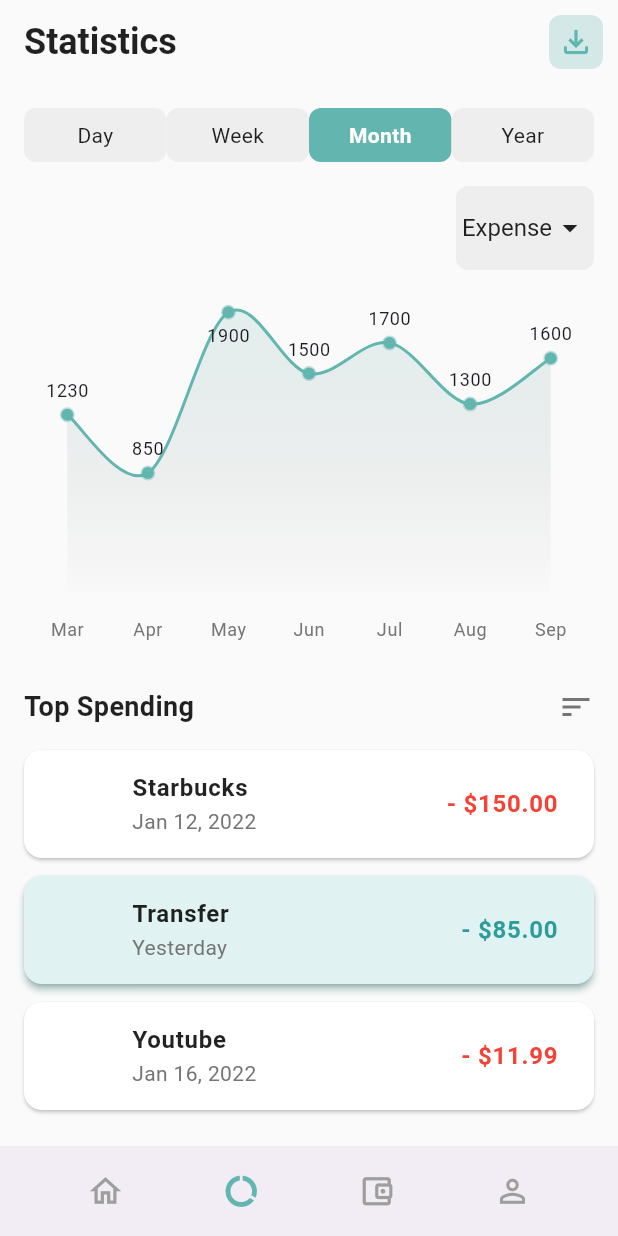
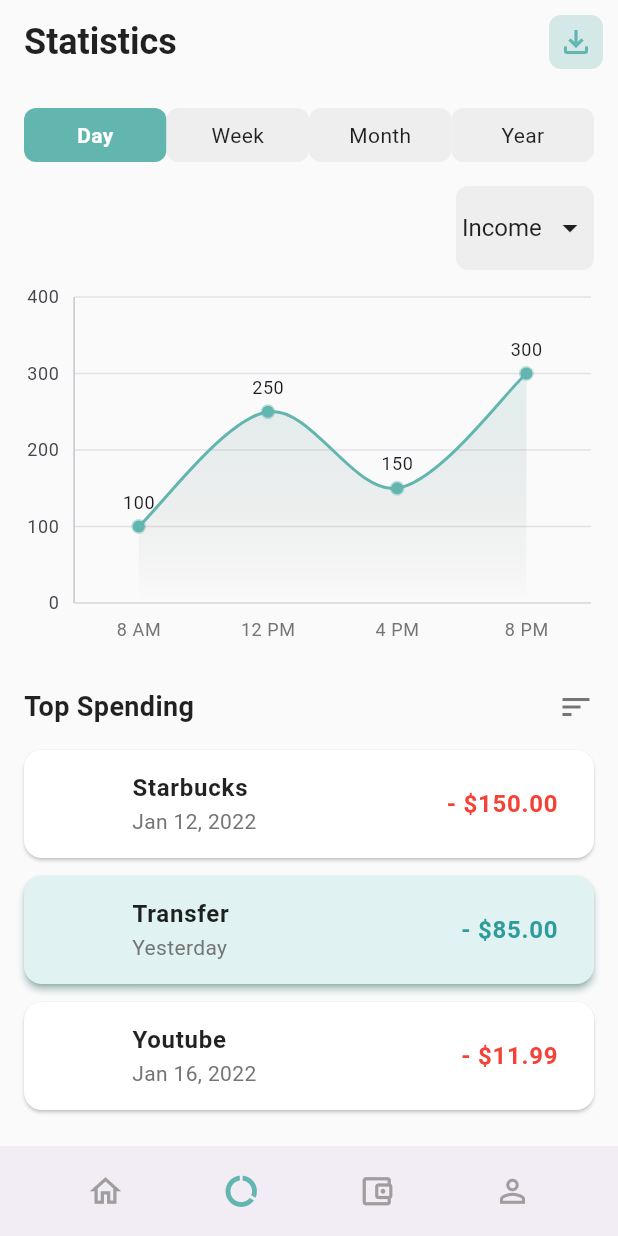
Before and after one commit to Gagan-Saini-GS/tracker, a Flutter app: the screen it shows after launch, item 2 of the bottom bar chosen, on a phone screen of 412 x 824 dp. Run offline on Flutter 3.47's test engine with Material 3 defaults, Android fonts, the phone set to English and light mode, and no system bars; our stand-ins replace flutter_riverpod, go_router, syncfusion_flutter_charts.

Commit message:
Modified graph styling and fixed double tooltip issue in graph

```diff
--- a/lib/screens/statistics/expense_type_dropdown.dart
+++ b/lib/screens/statistics/expense_type_dropdown.dart
@@ -2,7 +2,7 @@ import 'package:flutter/material.dart';
 import 'package:flutter_riverpod/flutter_riverpod.dart';
 
 // Provider for the selected expense type
-final expenseTypeProvider = StateProvider<String>((ref) => 'Expense');
+final expenseTypeProvider = StateProvider<String>((ref) => 'Income');
 
 class ExpenseTypeDropdown extends ConsumerWidget {
   const ExpenseTypeDropdown({super.key});
--- a/lib/screens/statistics/graph_screen.dart
+++ b/lib/screens/statistics/graph_screen.dart
@@ -23,15 +23,15 @@ final chartDataProvider = Provider.family<List<ChartData>, TimeFilter>((
   switch (filter) {
     case TimeFilter.day:
       return [
-        ChartData('8 AM', 100),
-        ChartData('12 PM', 250, const Color(0xFF63B5AF)),
+        ChartData('8 AM', 100, const Color(0xFF63B5AF)),
+        ChartData('12 PM', 250),
         ChartData('4 PM', 150),
         ChartData('8 PM', 300),
       ];
     case TimeFilter.week:
       return [
         ChartData('Mon', 120),
-        ChartData('Tue', 280),
+        ChartData('Tue', 280, const Color(0xFF63B5AF)),
         ChartData('Wed', 190),
         ChartData('Thu', 350),
         ChartData('Fri', 220, const Color(0xFF63B5AF)),
@@ -84,6 +84,7 @@ class ReusableLineChart extends ConsumerWidget {
     return Container(
       height: 250, // Fixed height for the chart
       padding: const EdgeInsets.symmetric(horizontal: 8),
+      // decoration: BoxDecoration(border: Border.all(width: 2)),
       child: Stack(
         children: [
           SfCartesianChart(
@@ -92,7 +93,7 @@ class ReusableLineChart extends ConsumerWidget {
               majorGridLines: const MajorGridLines(
                 width: 0,
               ), // Remove vertical grid lines
-              axisLine: const AxisLine(width: 0), // Remove X-axis line
+              axisLine: const AxisLine(width: 1), // Remove X-axis line
               labelStyle: TextStyle(
                 color: Colors.grey[600],
               ), // X-axis label color
@@ -101,11 +102,12 @@ class ReusableLineChart extends ConsumerWidget {
               ), // Remove X-axis ticks
             ),
             primaryYAxis: NumericAxis(
-              isVisible: false, // Hide Y-axis
+              // isVisible: false, // Hide Y-axis
               majorGridLines: const MajorGridLines(
-                width: 0,
+                width: 1,
               ), // Remove horizontal grid lines
-              axisLine: const AxisLine(width: 0), // Remove Y-axis line
+              axisLine: const AxisLine(width: 1), // Remove Y-axis line
+              majorTickLines: const MajorTickLines(width: 0),
             ),
             series: <CartesianSeries>[
               SplineAreaSeries<ChartData, String>(
@@ -173,24 +175,24 @@ class ReusableLineChart extends ConsumerWidget {
             ],
           ),
           // Custom tooltip for the highlighted point (if needed, otherwise SfCartesianChart's tooltip can be used)
-          if (highlightedPoint.x != '')
-            Positioned(
-              left: _getPointXPosition(highlightedPoint.x, chartData, context),
-              top:
-                  _getPointYPosition(highlightedPoint.y, chartData, context) -
-                  50, // Adjust position
-              child: Container(
-                padding: const EdgeInsets.symmetric(horizontal: 8, vertical: 4),
-                decoration: BoxDecoration(
-                  color: const Color(0xFF63B5AF),
-                  borderRadius: BorderRadius.circular(8),
-                ),
-                child: Text(
-                  '\$${highlightedPoint.y.toStringAsFixed(0)}',
-                  style: const TextStyle(color: Colors.white, fontSize: 12),
-                ),
-              ),
-            ),
+          // if (highlightedPoint.x != '')
+          //   Positioned(
+          //     left: _getPointXPosition(highlightedPoint.x, chartData, context),
+          //     top:
+          //         _getPointYPosition(highlightedPoint.y, chartData, context) -
+          //         50, // Adjust position
+          //     child: Container(
+          //       padding: const EdgeInsets.symmetric(horizontal: 8, vertical: 4),
+          //       decoration: BoxDecoration(
+          //         color: const Color(0xFF63B5AF),
+          //         borderRadius: BorderRadius.circular(8),
+          //       ),
+          //       child: Text(
+          //         '\$${highlightedPoint.y.toStringAsFixed(0)}',
+          //         style: const TextStyle(color: Colors.white, fontSize: 12),
+          //       ),
+          //     ),
+          //   ),
         ],
       ),
     );
--- a/lib/screens/statistics/statistics_screen.dart
+++ b/lib/screens/statistics/statistics_screen.dart
@@ -1,5 +1,4 @@
 import 'package:flutter/material.dart';
-import 'package:go_router/go_router.dart';
 import 'package:tracker/screens/statistics/expense_type_dropdown.dart';
 import 'package:tracker/screens/statistics/graph_screen.dart';
 import 'package:tracker/screens/statistics/time_filter_button.dart';
--- a/lib/screens/statistics/time_filter_button.dart
+++ b/lib/screens/statistics/time_filter_button.dart
@@ -6,7 +6,7 @@ import 'package:tracker/utils/capitalize.dart';
 enum TimeFilter { day, week, month, year }
 
 // Provider for the selected time filter
-final timeFilterProvider = StateProvider<TimeFilter>((ref) => TimeFilter.month);
+final timeFilterProvider = StateProvider<TimeFilter>((ref) => TimeFilter.day);
 
 class TimeFilterButtons extends ConsumerWidget {
   const TimeFilterButtons({super.key});
```
